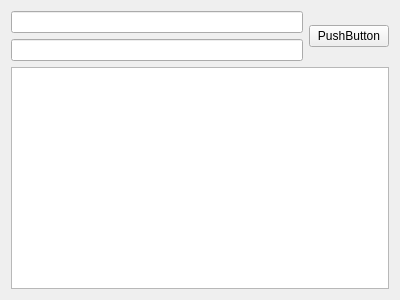
sunilk-n/SwaRaagam, file SwaRaagam/userInterface/uiModels/lyricEditor.ui: the form before one commit.
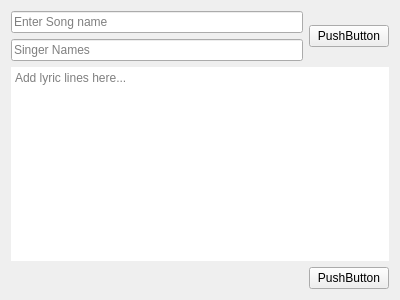
The form after the commit.

Commit message: Added new UI for lyric distribution

```diff
--- a/SwaRaagam/userInterface/uiModels/lyricEditor.ui
+++ b/SwaRaagam/userInterface/uiModels/lyricEditor.ui
@@ -14,8 +14,12 @@
    <string>Form</string>
   </property>
   <layout class="QGridLayout" name="gridLayout">
-   <item row="0" column="0">
-    <widget class="QLineEdit" name="songNameEdit"/>
+   <item row="1" column="0">
+    <widget class="QLineEdit" name="singersEdit">
+     <property name="placeholderText">
+      <string>Singer Names</string>
+     </property>
+    </widget>
    </item>
    <item row="0" column="1" rowspan="2">
     <widget class="QPushButton" name="songCoverBtn">
@@ -24,11 +28,35 @@
      </property>
     </widget>
    </item>
-   <item row="1" column="0">
-    <widget class="QLineEdit" name="singersEdit"/>
-   </item>
    <item row="2" column="0" colspan="2">
-    <widget class="QTextEdit" name="lyricEdit"/>
+    <widget class="QTextEdit" name="lyricEdit">
+     <property name="frameShape">
+      <enum>QFrame::NoFrame</enum>
+     </property>
+     <property name="lineWidth">
+      <number>1</number>
+     </property>
+     <property name="horizontalScrollBarPolicy">
+      <enum>Qt::ScrollBarAlwaysOff</enum>
+     </property>
+     <property name="placeholderText">
+      <string>Add lyric lines here...</string>
+     </property>
+    </widget>
+   </item>
+   <item row="0" column="0">
+    <widget class="QLineEdit" name="songNameEdit">
+     <property name="placeholderText">
+      <string>Enter Song name</string>
+     </property>
+    </widget>
+   </item>
+   <item row="3" column="1">
+    <widget class="QPushButton" name="nextBtn">
+     <property name="text">
+      <string>PushButton</string>
+     </property>
+    </widget>
    </item>
   </layout>
  </widget>
```
The commit also changes 14 other files.
